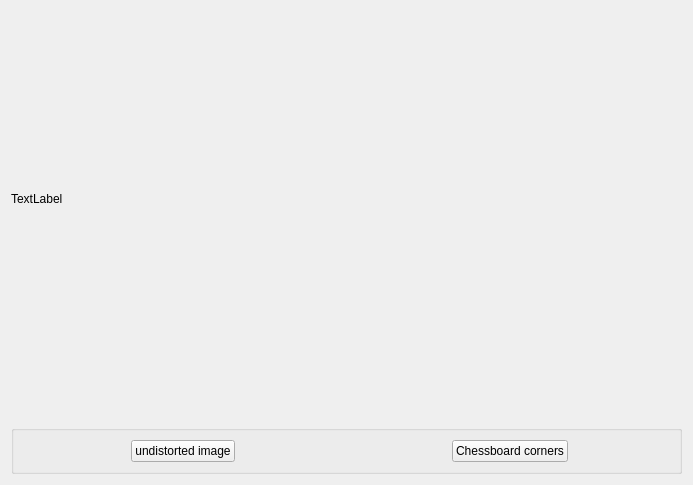
The window that widgets/calibration_widget.ui (K1ntus/Projet-Technologique-L3) describes before a commit, drawn with Qt 5.
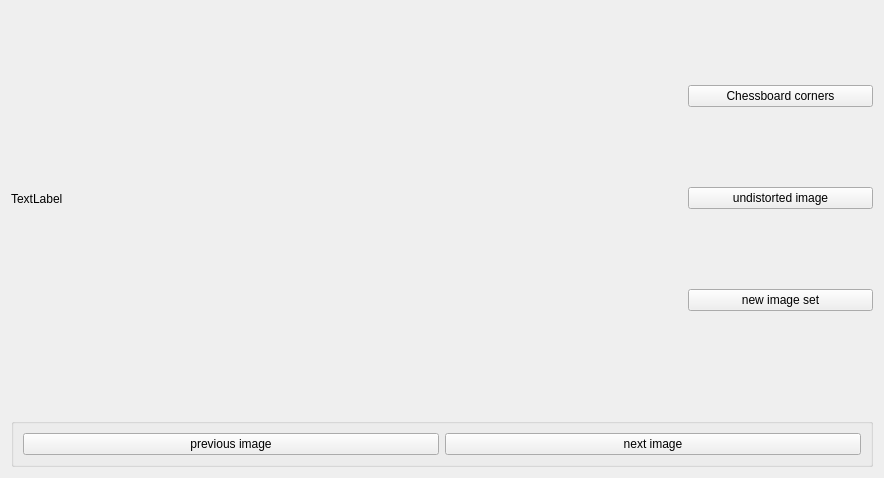
The same window after the commit.

```diff
--- a/widgets/calibration_widget.ui
+++ b/widgets/calibration_widget.ui
@@ -6,8 +6,8 @@
    <rect>
     <x>0</x>
     <y>0</y>
-    <width>689</width>
-    <height>485</height>
+    <width>884</width>
+    <height>478</height>
    </rect>
   </property>
   <property name="windowTitle">
@@ -15,6 +15,8 @@
   </property>
   <layout class="QVBoxLayout" name="verticalLayout_2">
    <item>
+    <layout class="QHBoxLayout" name="horizontalLayout_2">
+     <item>
     <widget class="QLabel" name="Displayer">
      <property name="minimumSize">
       <size>
@@ -27,20 +29,47 @@
      </property>
     </widget>
    </item>
+     <item>
+      <layout class="QVBoxLayout" name="verticalLayout">
+       <item>
+        <widget class="QPushButton" name="chesscorners">
+         <property name="text">
+          <string>Chessboard corners</string>
+         </property>
+        </widget>
+       </item>
+       <item>
+        <widget class="QPushButton" name="undistortedButton">
+         <property name="text">
+          <string>undistorted image</string>
+         </property>
+        </widget>
+       </item>
+       <item>
+        <widget class="QPushButton" name="newImageSet">
+         <property name="text">
+          <string>new image set</string>
+         </property>
+        </widget>
+       </item>
+      </layout>
+     </item>
+    </layout>
+   </item>
    <item alignment="Qt::AlignBottom">
     <widget class="QGroupBox" name="horizontalGroupBox">
      <layout class="QHBoxLayout" name="horizontalLayout">
-      <item alignment="Qt::AlignHCenter">
-       <widget class="QPushButton" name="undistortedButton">
+      <item>
+       <widget class="QPushButton" name="prevImage">
         <property name="text">
-         <string>undistorted image</string>
+         <string>previous image</string>
         </property>
        </widget>
       </item>
-      <item alignment="Qt::AlignHCenter">
-       <widget class="QPushButton" name="chesscorners">
+      <item>
+       <widget class="QPushButton" name="nextImage">
         <property name="text">
-         <string>Chessboard corners</string>
+         <string>next image</string>
         </property>
        </widget>
       </item>
```
Lines whose indentation alone changed are shown as unchanged.
